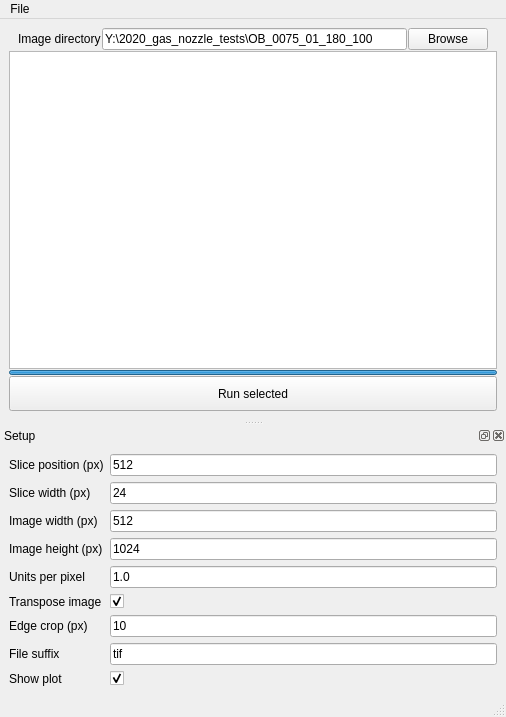
flmiot/jet_diagnostics_tool, file main.ui: the form before one commit.
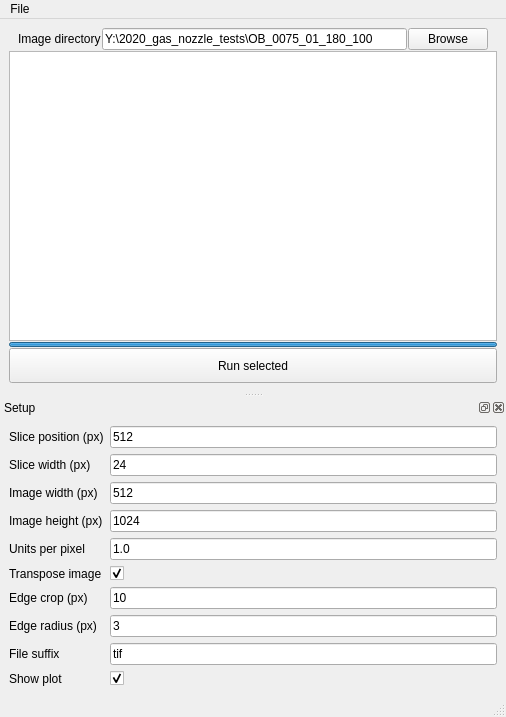
The form after the commit. Icons and pictures are not drawn.

Commit message: Implement center of mass method for jet edge extraction

```diff
--- a/main.ui
+++ b/main.ui
@@ -260,34 +260,48 @@
          </property>
         </widget>
        </item>
-       <item row="7" column="0">
+       <item row="8" column="0">
         <widget class="QLabel" name="fileSuffixLabel">
          <property name="text">
           <string>File suffix</string>
          </property>
         </widget>
        </item>
-       <item row="7" column="1">
+       <item row="8" column="1">
         <widget class="QLineEdit" name="fileSuffixLineEdit">
          <property name="text">
           <string>tif</string>
          </property>
         </widget>
        </item>
-       <item row="8" column="0">
+       <item row="9" column="0">
         <widget class="QLabel" name="showPlotLabel">
          <property name="text">
           <string>Show plot</string>
          </property>
         </widget>
        </item>
-       <item row="8" column="1">
+       <item row="9" column="1">
         <widget class="QCheckBox" name="showPlotCheckBox">
          <property name="checked">
           <bool>true</bool>
          </property>
         </widget>
        </item>
+       <item row="7" column="0">
+        <widget class="QLabel" name="peakSearchRadiusLabel">
+         <property name="text">
+          <string>Edge radius (px)</string>
+         </property>
+        </widget>
+       </item>
+       <item row="7" column="1">
+        <widget class="QLineEdit" name="peakSearchRadiusLineEdit">
+         <property name="text">
+          <string>3</string>
+         </property>
+        </widget>
+       </item>
       </layout>
      </item>
     </layout>
```
The commit also changes 1 other file.
